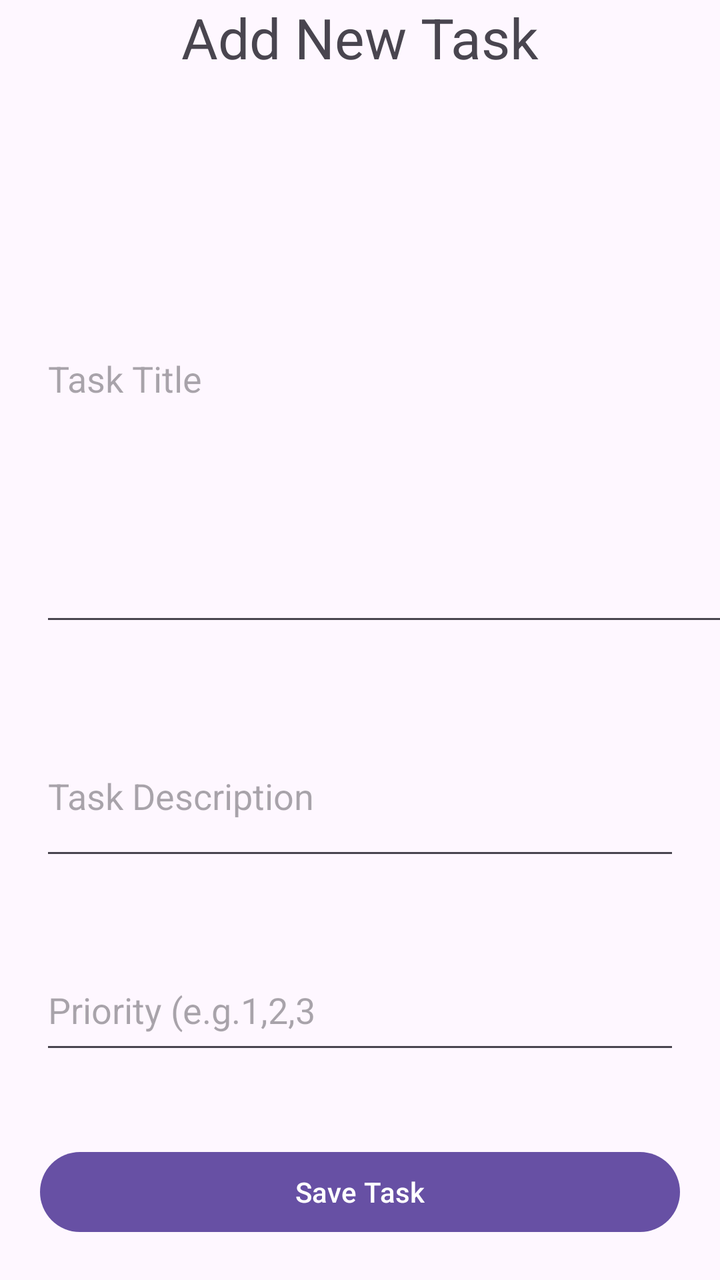
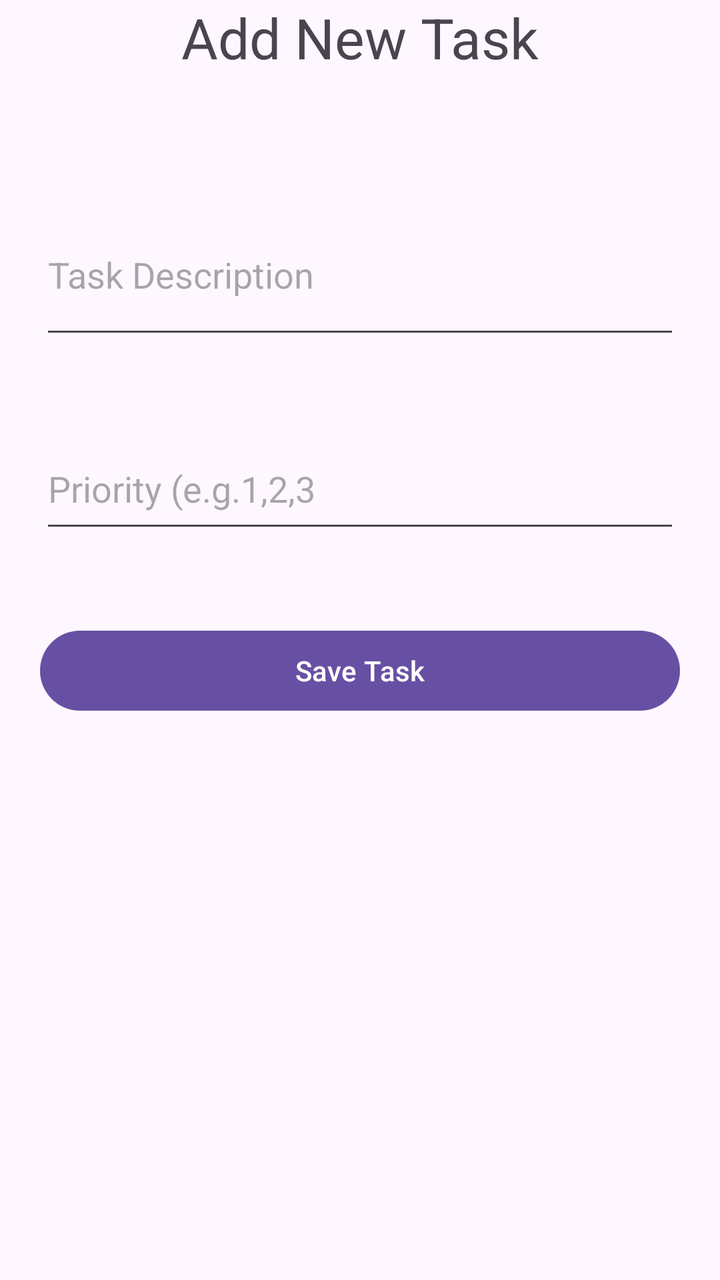

Before-and-after screenshots of an Android layout around one commit, followed by the original layout XML and the change that was made.
<!-- AndroidManifest.xml: application theme Theme.NEWPROJECT -->
<!-- res/layout/activity_homescreen.xml -->
<?xml version="1.0" encoding="utf-8"?>
<LinearLayout xmlns:android="http://schemas.android.com/apk/res/android"
    xmlns:app="http://schemas.android.com/apk/res-auto"
    xmlns:tools="http://schemas.android.com/tools"
    android:id="@+id/main"
    android:layout_width="match_parent"
    android:layout_height="wrap_content"
    android:orientation="vertical">

    <TextView
        android:id="@+id/textView"
        android:layout_width="match_parent"
        android:layout_height="wrap_content"
        android:layout_gravity="center|top"
        android:gravity="center|top"
        android:text="Add New Task"
        android:textSize="28dp" />

    <EditText
        android:id="@+id/etTitle"
        android:layout_width="371dp"
        android:layout_height="78dp"
        android:layout_gravity="center|left"
        android:layout_margin="20dp"
        android:layout_weight="1"
        android:ems="10"
        android:hint="Task Title"
        android:inputType="text" />

    <EditText
        android:id="@+id/etDescription"
        android:layout_width="match_parent"
        android:layout_height="77dp"
        android:layout_margin="20dp"
        android:ems="10"
        android:hint="Task Description"
        android:inputType="text" />

    <EditText
        android:id="@+id/etPriority"
        android:layout_width="match_parent"
        android:layout_height="57dp"
        android:layout_margin="20dp"
        android:ems="10"
        android:hint="Priority (e.g.1,2,3"
        android:inputType="text" />

    <Button
        android:id="@+id/btnSaveTask"
        android:layout_width="match_parent"
        android:layout_height="wrap_content"
        android:layout_margin="20dp"
        android:text="Save Task" />

</LinearLayout>
<!-- resources referenced by this layout -->
<resources>
  <style name="Theme.NEWPROJECT" parent="Base.Theme.NEWPROJECT" />
  <style name="Base.Theme.NEWPROJECT" parent="Theme.Material3.DayNight">
          
          
      </style>
</resources>

<!-- the commit's change to res/layout/activity_homescreen.xml (unified diff, before → after) -->
@@ -52,4 +52,27 @@
         android:layout_margin="20dp"
         android:text="Save Task" />
 
+    <RelativeLayout xmlns:android="http://schemas.android.com/apk/res/android"
+        android:id="@+id/main_layout"
+        android:layout_width="match_parent"
+        android:layout_height="match_parent">
+
+        
+        <FrameLayout
+            android:id="@+id/fragment_container"
+            android:layout_width="match_parent"
+            android:layout_height="match_parent"
+            android:layout_above="@id/bottom_navigation" />
+
+        
+        <com.google.android.material.bottomnavigation.BottomNavigationView
+            android:id="@+id/bottom_navigation"
+            android:layout_width="match_parent"
+            android:layout_height="wrap_content"
+            android:layout_alignParentBottom="true"
+            android:background="?android:attr/windowBackground"
+            app:menu="@menu/bottom_nav_menu" />
+
+    </RelativeLayout>
+
 </LinearLayout>
